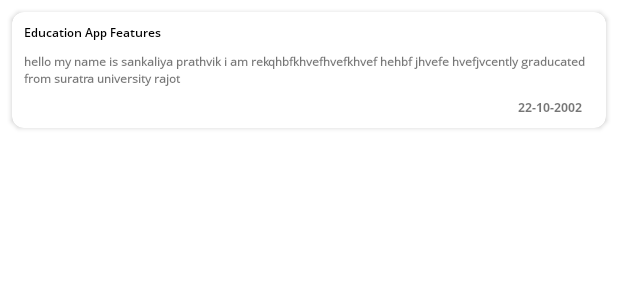
After one commit to prathviksankaliya/Todo-Planner, an Android app: the layout rv_sample_notes.xml on its own in the app's theme, with its tools: preview values and no code run, on a phone screen of 412 x 824 dp. The commit adds this screen. Shown: the top 300 px of the screen. Run offline under Robolectric (Android 15) with nearby library versions, the phone set to English and light mode, and no system bars.

Commit message:
fetch All notes done in main activity

```diff
--- /dev/null
+++ b/app/src/main/res/layout/rv_sample_notes.xml
@@ -0,0 +1,60 @@
+<?xml version="1.0" encoding="utf-8"?>
+<androidx.cardview.widget.CardView xmlns:android="http://schemas.android.com/apk/res/android"
+    xmlns:tools="http://schemas.android.com/tools"
+    android:layout_width="match_parent"
+    android:layout_height="wrap_content"
+    xmlns:app="http://schemas.android.com/apk/res-auto"
+    android:layout_margin="@dimen/_3mdp"
+    app:cardCornerRadius="@dimen/_20mdp"
+    android:elevation="@dimen/_3mdp">
+
+    <androidx.constraintlayout.widget.ConstraintLayout
+        android:layout_width="match_parent"
+        android:layout_height="wrap_content"
+        android:padding="@dimen/_8mdp"
+        >
+
+        <TextView
+            android:id="@+id/txTitle"
+            android:layout_width="match_parent"
+            android:layout_height="wrap_content"
+            android:fontFamily="@font/opensanssemibold"
+            android:text="Education App Features"
+            android:textSize="@dimen/_15font_mdp"
+            android:textStyle="bold"
+            android:maxLines="3"
+            android:textColor="@color/black"
+            app:layout_constraintEnd_toEndOf="parent"
+            app:layout_constraintHorizontal_bias="0.5"
+            app:layout_constraintStart_toStartOf="parent"
+            app:layout_constraintTop_toTopOf="parent" />
+
+        <TextView
+            android:id="@+id/txNotes"
+            android:layout_width="match_parent"
+            android:layout_height="wrap_content"
+            android:layout_marginTop="@dimen/_8mdp"
+            android:fontFamily="@font/opensansregular"
+            android:text="hello my name is sankaliya prathvik i am rekqhbfkhvefhvefkhvef hehbf jhvefe hvefjvcently graducated from suratra university rajot"
+            android:textSize="@dimen/_11font_mdp"
+            android:maxLines="10"
+            android:textStyle="bold"
+            app:layout_constraintEnd_toEndOf="parent"
+            app:layout_constraintHorizontal_bias="0.5"
+            app:layout_constraintStart_toStartOf="parent"
+            app:layout_constraintTop_toBottomOf="@+id/txTitle" />
+
+        <TextView
+            android:id="@+id/txDate"
+            android:layout_width="wrap_content"
+            android:layout_height="wrap_content"
+            android:text="22-10-2002"
+            android:textSize="@dimen/_10font_mdp"
+            android:fontFamily="@font/opensansbold"
+            android:textStyle="bold"
+            android:layout_marginTop="@dimen/_6mdp"
+            android:layout_marginEnd="@dimen/_6mdp"
+            app:layout_constraintEnd_toEndOf="parent"
+            app:layout_constraintTop_toBottomOf="@+id/txNotes" />
+    </androidx.constraintlayout.widget.ConstraintLayout>
+</androidx.cardview.widget.CardView>
```
Also changed, not shown: app/src/main/java/com/itcraftsolution/todoplanner/Adapters/RvAllNotesAdapter.java (added, +63 -0 lines), app/src/main/java/com/itcraftsolution/todoplanner/MainActivity.java (+33 -0 lines).
